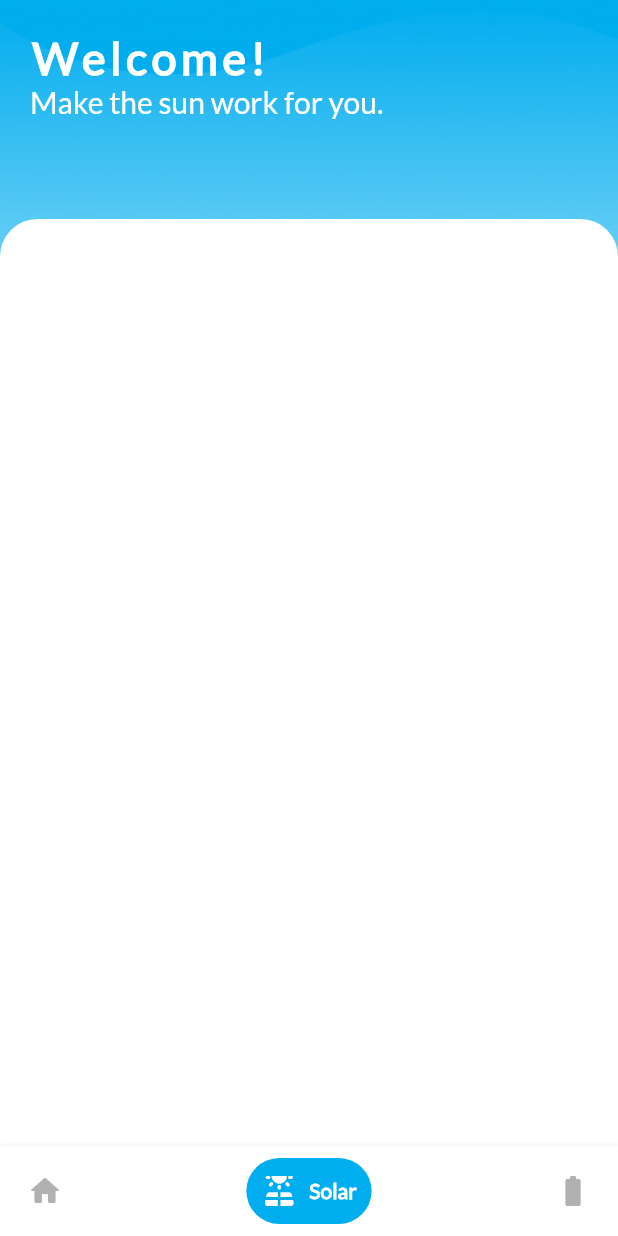
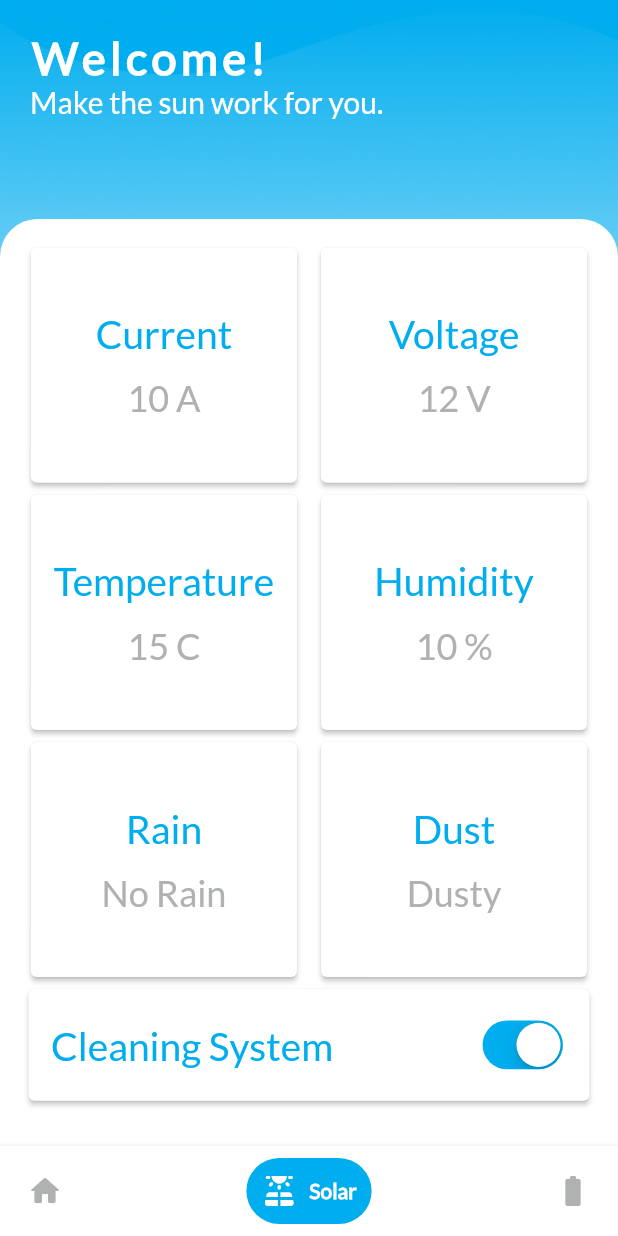
Before and after one commit to zahrajabar6/grad_project, a Flutter app: the screen it shows after launch, on a phone screen of 412 x 824 dp. Run offline on Flutter 3.47's test engine with Material 2 defaults, Android fonts, the phone set to English and light mode, and no system bars; drawn by our look-alikes of google_nav_bar.

Commit message:
main/solar page

```diff
--- /dev/null
+++ b/lib/controllers/cleaning_system.dart
@@ -0,0 +1,52 @@
+import 'package:flutter/material.dart';
+import 'package:grad_project/controllers/colors.dart';
+
+class CleaningSysCard extends StatefulWidget {
+  const CleaningSysCard({
+    Key? key,
+    required this.width,
+    required this.height,
+  }) : super(key: key);
+
+  final double width;
+  final double height;
+
+  @override
+  State<CleaningSysCard> createState() => _CleaningSysCardState();
+}
+
+class _CleaningSysCardState extends State<CleaningSysCard> {
+  bool value = true;
+  @override
+  Widget build(BuildContext context) {
+    return SizedBox(
+      width: widget.width,
+      height: widget.height *0.1,
+      child: Card(
+        color: Colors.white,
+        elevation: 1.5,
+        child: Padding(
+          padding: const EdgeInsets.all(15),
+          child: Row(
+            mainAxisAlignment: MainAxisAlignment.spaceBetween,
+            children: [
+              Text("Cleaning System", style: TextStyle(fontSize: 26, color: AppColors.mainBlue, fontWeight: FontWeight.w500),),
+              Transform.scale(
+                scale: 1.05,
+                child: Switch.adaptive(
+                    activeColor: AppColors.mainBlue,
+
+                    value: value,
+                    onChanged: (value){
+                      setState(() {
+                        this.value = value;
+                      });
+                    }),
+              )
+            ],
+          ),
+        ),
+      ),
+    );
+  }
+}
--- /dev/null
+++ b/lib/controllers/my_card.dart
@@ -0,0 +1,37 @@
+import 'package:flutter/material.dart';
+import 'package:grad_project/controllers/colors.dart';
+
+class MyCard extends StatelessWidget {
+  const MyCard({
+    Key? key,
+    required this.width,
+    required this.height,
+    required this.parameter,
+    required this.value,
+  }) : super(key: key);
+
+  final double width;
+  final double height;
+  final String parameter;
+  final String value;
+
+  @override
+  Widget build(BuildContext context) {
+    return SizedBox(
+      width: width ,
+      height: height,
+      child: Card(
+        color: Colors.white,
+        elevation: 1.5,
+        child: Column(
+          mainAxisAlignment: MainAxisAlignment.center,
+          children: [
+            Text(parameter, style: TextStyle(fontSize: 26, color: AppColors.mainBlue, fontWeight: FontWeight.w500),),
+            SizedBox(height: height* 0.08,),
+            Text(value, style: TextStyle(fontSize: 24, color: AppColors.lightGrey, fontWeight: FontWeight.w500),)
+          ],
+        ),
+      ),
+    );
+  }
+}
--- a/lib/main.dart
+++ b/lib/main.dart
@@ -15,6 +15,7 @@ class MyApp extends StatelessWidget {
       theme: ThemeData(
         fontFamily: "Lato",
         primarySwatch: Colors.blue,
+        platform: TargetPlatform.iOS,
       ),
       home: const MyPages(),
     );
--- a/lib/views/solar_page.dart
+++ b/lib/views/solar_page.dart
@@ -1,5 +1,8 @@
 import 'package:flutter/material.dart';
 import 'package:grad_project/controllers/background.dart';
+import 'package:grad_project/controllers/cleaning_system.dart';
+import 'package:grad_project/controllers/colors.dart';
+import 'package:grad_project/controllers/my_card.dart';
 
 class SolarPage extends StatelessWidget {
   const SolarPage({Key? key}) : super(key: key);
@@ -10,6 +13,16 @@ class SolarPage extends StatelessWidget {
     var size = MediaQuery.of(context).size;
     var height = size.height;
     var width = size.width;
+
+    //then we will use api to get these values
+    final items = <dynamic>[
+      ['Current', '10 A'],
+      ['Voltage','12 V'],
+      ['Temperature','15 C'],
+      ['Humidity','10 %'],
+      ['Rain','No Rain'],
+      ['Dust','Dusty']
+    ];
 
     return Scaffold(
       body: Stack(
@@ -33,13 +46,27 @@ class SolarPage extends StatelessWidget {
           Align(
             alignment: Alignment.bottomCenter,
             child: Container(
+              padding: const EdgeInsets.all(15),
               decoration: const BoxDecoration(
                   color: Colors.white,
                   borderRadius: BorderRadius.only(topLeft: Radius.circular(25), topRight: Radius.circular(25))
               ),
-
               height:height * 0.75,
               width: width,
+              child: SingleChildScrollView(
+                child: Column(
+                  children: [
+                    Wrap(
+                        alignment: WrapAlignment.spaceBetween,
+                        direction: Axis.horizontal,
+                        spacing: 8,
+                        //Get the children from the item list
+                        children: items.map((e) => MyCard(width: width * 0.45, height: height*0.20, parameter: e[0].toString(), value: e[1].toString())).toList()
+                    ),
+                    CleaningSysCard(width: width, height: height)
+                  ],
+                ),
+              ),
             ),
           )
         ],
```
